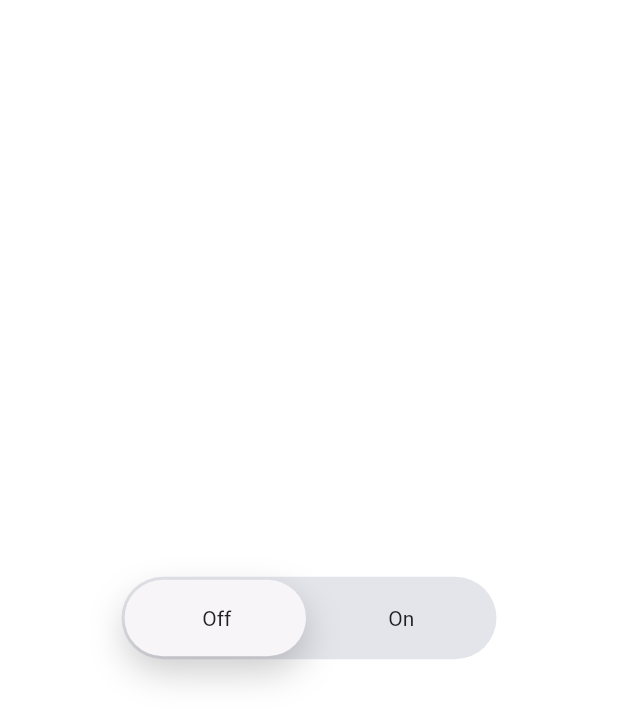
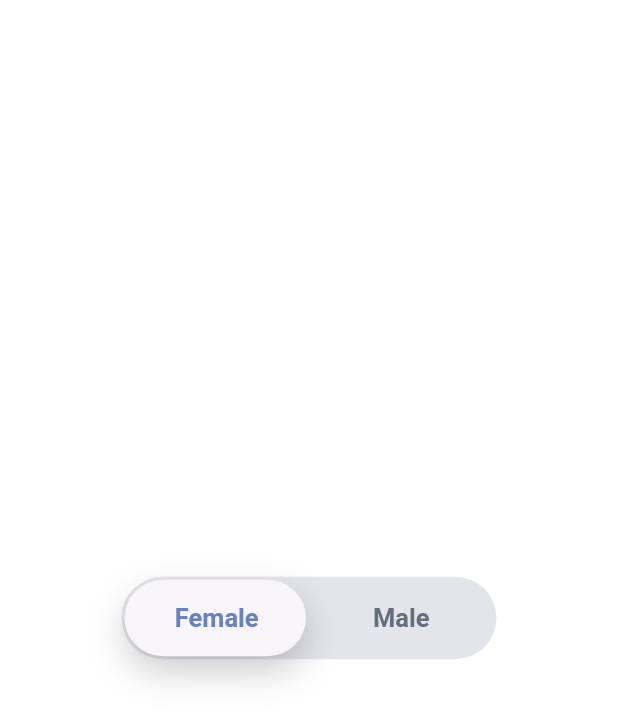
Before and after one commit to CodeAppRun/sliding_switch, a Flutter app: the screen it shows after launch, on a phone screen of 412 x 824 dp. Shown: the top 723 px of the screen. Run offline on Flutter 3.47's test engine with Material 2 defaults, Android fonts, the phone set to English and light mode, and no system bars.

Commit message:
Revert "Allows On and Off options to be any Widget instead of just text."

```diff
--- a/lib/sliding_switch.dart
+++ b/lib/sliding_switch.dart
@@ -5,10 +5,8 @@ class SlidingSwitch extends StatefulWidget {
   final ValueChanged<bool> onChanged;
   final double width;
   final bool value;
-  final Widget widgetOff;
-  final Widget widgetOn;
-  final Widget? widgetOffInactive;
-  final Widget? widgetOnInactive;
+  final String textOff;
+  final String textOn;
   final Duration animationDuration;
   final Color colorOn;
   final Color colorOff;
@@ -28,10 +26,8 @@ class SlidingSwitch extends StatefulWidget {
     required this.onTap,
     required this.onDoubleTap,
     required this.onSwipe,
-    this.widgetOff = const Text("Off"),
-    this.widgetOn = const Text("On"),
-    this.widgetOffInactive,
-    this.widgetOnInactive,
+    this.textOff = "Off",
+    this.textOn = "On",
     this.colorOn = const Color(0xffdc6c73),
     this.colorOff = const Color(0xff6682c0),
     this.background = const Color(0xffe4e5eb),
@@ -118,15 +114,28 @@ class _SlidingSwitch extends State<SlidingSwitch>
               children: [
                 Expanded(
                   child: Center(
-                      child: turnState
-                          ? widget.widgetOffInactive ?? widget.widgetOff
-                          : widget.widgetOff),
+                    child: Text(
+                      widget.textOff,
+                      style: TextStyle(
+                          color: turnState
+                              ? widget.inactiveColor
+                              : widget.colorOff,
+                          fontSize: 17,
+                          fontWeight: FontWeight.w600),
+                    ),
+                  ),
                 ),
                 Expanded(
                   child: Center(
-                      child: turnState
-                          ? widget.widgetOn
-                          : widget.widgetOnInactive ?? widget.widgetOn),
+                    child: Text(
+                      widget.textOn,
+                      style: TextStyle(
+                          color:
+                              turnState ? widget.colorOn : widget.inactiveColor,
+                          fontSize: 17,
+                          fontWeight: FontWeight.w600),
+                    ),
+                  ),
                 )
               ],
             )
```
Also changed, not shown: example/pubspec.lock, pubspec.lock.
